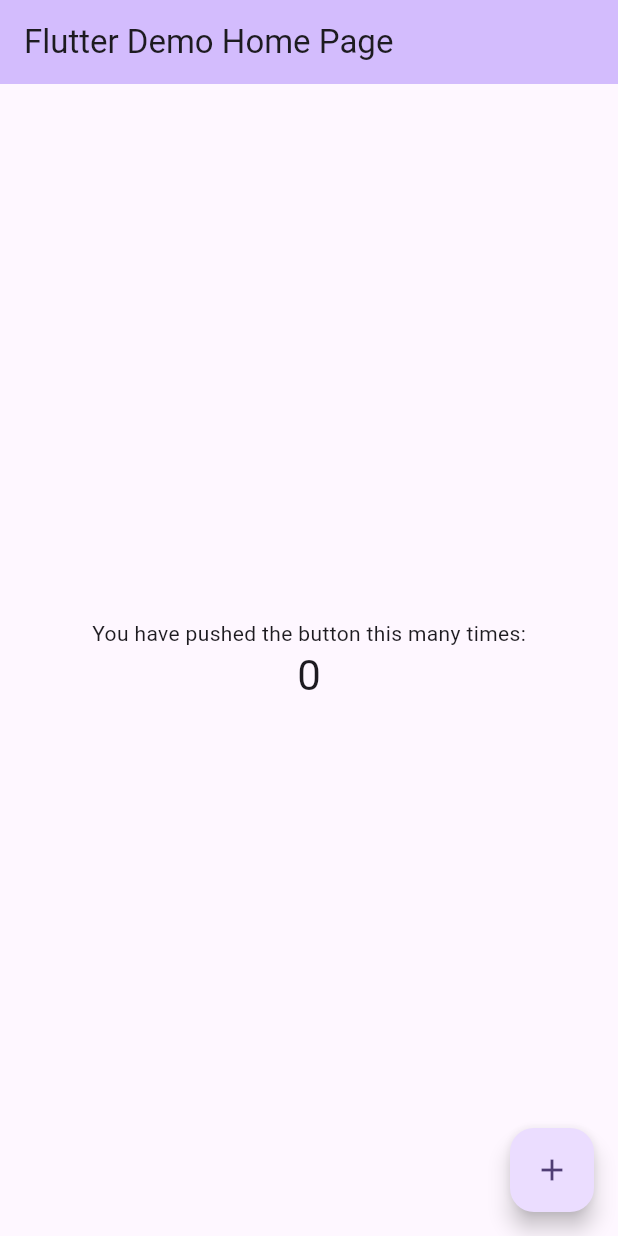
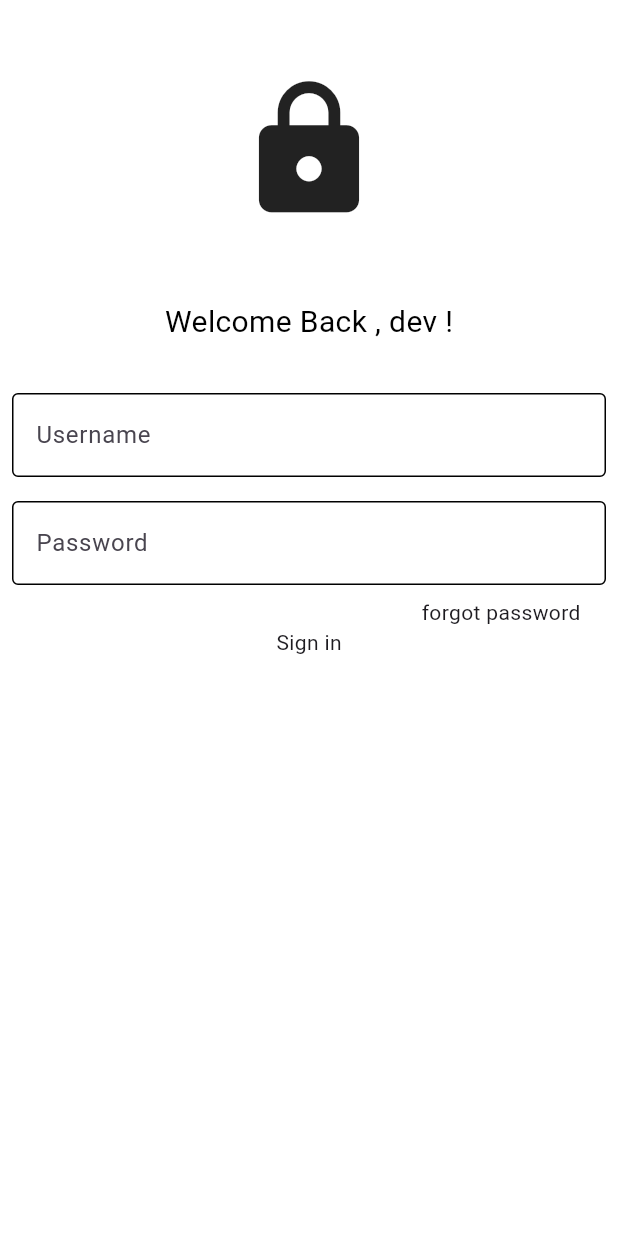
Before and after one commit to juggernaut03/flutter, a Flutter app: the screen it shows after launch, on a phone screen of 412 x 824 dp. Run offline on Flutter 3.47's test engine with Material 3 defaults, Android fonts, the phone set to English and light mode, and no system bars.

Commit message:
textfield and button

```diff
--- /dev/null
+++ b/widgets/demoapp/lib/components/my_Button.dart
@@ -0,0 +1,12 @@
+import 'package:flutter/material.dart';
+
+class MyButton extends StatelessWidget {
+  const MyButton({super.key});
+
+  @override
+  Widget build(BuildContext context) {
+    return Container(
+     child: Center(child: Text("Sign in"),),
+    );
+  }
+}
--- /dev/null
+++ b/widgets/demoapp/lib/components/my_texyfield.dart
@@ -0,0 +1,36 @@
+import 'package:flutter/material.dart';
+
+class MyTextfield extends StatelessWidget {
+  final controller;
+  final String hintText;
+  final bool obscuretext;
+
+  const MyTextfield({
+    super.key,
+    required this.controller,
+    required this.hintText,
+    required this.obscuretext,
+
+  });
+
+  @override
+  Widget build(BuildContext context) {
+    return   Padding(
+                    padding: const EdgeInsets.all(8.0),
+                    child: TextField(
+                      controller: controller,
+                      obscureText: obscuretext,
+                      decoration: InputDecoration(
+                        enabledBorder: OutlineInputBorder(
+                          borderSide: (BorderSide(color: Colors.black))
+                        ),
+                        focusedBorder: OutlineInputBorder(borderSide: BorderSide(color: Colors.grey)),
+                        fillColor: Colors.grey[300],
+                       hintText: hintText,
+                      ),
+                    ),
+                  );
+
+
+  }
+}
--- a/widgets/demoapp/lib/main.dart
+++ b/widgets/demoapp/lib/main.dart
@@ -1,125 +1,17 @@
+import 'package:demoapp/pages/login.dart';
 import 'package:flutter/material.dart';
 
 void main() {
-  runApp(const MyApp());
+  runApp(MyApp());
 }
 
 class MyApp extends StatelessWidget {
-  const MyApp({super.key});
-
-  // This widget is the root of your application.
   @override
   Widget build(BuildContext context) {
     return MaterialApp(
-      title: 'Flutter Demo',
-      theme: ThemeData(
-        // This is the theme of your application.
-        //
-        // TRY THIS: Try running your application with "flutter run". You'll see
-        // the application has a purple toolbar. Then, without quitting the app,
-        // try changing the seedColor in the colorScheme below to Colors.green
-        // and then invoke "hot reload" (save your changes or press the "hot
-        // reload" button in a Flutter-supported IDE, or press "r" if you used
-        // the command line to start the app).
-        //
-        // Notice that the counter didn't reset back to zero; the application
-        // state is not lost during the reload. To reset the state, use hot
-        // restart instead.
-        //
-        // This works for code too, not just values: Most code changes can be
-        // tested with just a hot reload.
-        colorScheme: ColorScheme.fromSeed(seedColor: Colors.deepPurple),
-        useMaterial3: true,
-      ),
-      home: const MyHomePage(title: 'Flutter Demo Home Page'),
+      title: 'Simple App',
+      home: Login(),
+
     );
   }
 }
-
-class MyHomePage extends StatefulWidget {
-  const MyHomePage({super.key, required this.title});
-
-  // This widget is the home page of your application. It is stateful, meaning
-  // that it has a State object (defined below) that contains fields that affect
-  // how it looks.
-
-  // This class is the configuration for the state. It holds the values (in this
-  // case the title) provided by the parent (in this case the App widget) and
-  // used by the build method of the State. Fields in a Widget subclass are
-  // always marked "final".
-
-  final String title;
-
-  @override
-  State<MyHomePage> createState() => _MyHomePageState();
-}
-
-class _MyHomePageState extends State<MyHomePage> {
-  int _counter = 0;
-
-  void _incrementCounter() {
-    setState(() {
-      // This call to setState tells the Flutter framework that something has
-      // changed in this State, which causes it to rerun the build method below
-      // so that the display can reflect the updated values. If we changed
-      // _counter without calling setState(), then the build method would not be
-      // called again, and so nothing would appear to happen.
-      _counter++;
-    });
-  }
-
-  @override
-  Widget build(BuildContext context) {
-    // This method is rerun every time setState is called, for instance as done
-    // by the _incrementCounter method above.
-    //
-    // The Flutter framework has been optimized to make rerunning build methods
-    // fast, so that you can just rebuild anything that needs updating rather
-    // than having to individually change instances of widgets.
-    return Scaffold(
-      appBar: AppBar(
-        // TRY THIS: Try changing the color here to a specific color (to
-        // Colors.amber, perhaps?) and trigger a hot reload to see the AppBar
-        // change color while the other colors stay the same.
-        backgroundColor: Theme.of(context).colorScheme.inversePrimary,
-        // Here we take the value from the MyHomePage object that was created by
-        // the App.build method, and use it to set our appbar title.
-        title: Text(widget.title),
-      ),
-      body: Center(
-        // Center is a layout widget. It takes a single child and positions it
-        // in the middle of the parent.
-        child: Column(
-          // Column is also a layout widget. It takes a list of children and
-          // arranges them vertically. By default, it sizes itself to fit its
-          // children horizontally, and tries to be as tall as its parent.
-          //
-          // Column has various properties to control how it sizes itself and
-          // how it positions its children. Here we use mainAxisAlignment to
-          // center the children vertically; the main axis here is the vertical
-          // axis because Columns are vertical (the cross axis would be
-          // horizontal).
-          //
-          // TRY THIS: Invoke "debug painting" (choose the "Toggle Debug Paint"
-          // action in the IDE, or press "p" in the console), to see the
-          // wireframe for each widget.
-          mainAxisAlignment: MainAxisAlignment.center,
-          children: <Widget>[
-            const Text(
-              'You have pushed the button this many times:',
-            ),
-            Text(
-              '$_counter',
-              style: Theme.of(context).textTheme.headlineMedium,
-            ),
-          ],
-        ),
-      ),
-      floatingActionButton: FloatingActionButton(
-        onPressed: _incrementCounter,
-        tooltip: 'Increment',
-        child: const Icon(Icons.add),
-      ), // This trailing comma makes auto-formatting nicer for build methods.
-    );
-  }
-}
--- /dev/null
+++ b/widgets/demoapp/lib/pages/login.dart
@@ -0,0 +1,74 @@
+import 'package:flutter/material.dart';
+import 'package:demoapp/components/my_texyfield.dart';
+import "package:demoapp/components/my_Button.dart";
+
+class Login extends StatelessWidget {
+   Login ({super.key});
+
+    final usernameController = TextEditingController();
+    final passController = TextEditingController();
+
+
+  @override
+  Widget build(BuildContext context) {
+    return  Scaffold(
+      backgroundColor: Colors.white,
+
+      body: SafeArea(
+
+        child: Center(
+          child: Column(children: [
+            SizedBox(height: 50,),
+                // logo
+              Icon(Icons.lock,
+              size: 100,),
+              SizedBox(height: 50,),
+
+               //welcome back
+                   Text(
+                    "Welcome Back , dev !",
+                    style:  TextStyle(color: Colors.black,
+                    fontSize: 20),
+
+                  ),
+ SizedBox(height: 25,),
+      //username
+
+      MyTextfield(
+        controller: usernameController,
+        obscuretext: false,
+        hintText: "Username",
+
+      ),
+      //pass
+      MyTextfield(
+        controller: passController,
+        obscuretext: false,
+        hintText: "Password",
+      ),
+      //forgot pass
+        Padding(
+          padding: const EdgeInsets.symmetric(horizontal: 25.0),
+          child: Row(
+            mainAxisAlignment: MainAxisAlignment.end,
+
+            children: [
+              Text("forgot password"),
+            ],
+          ),
+        ),
+      //sign in
+MyButton(),
+      // or continue
+
+      // google
+
+      // not a member
+          ],),
+        ),
+      ),
+
+
+    );
+  }
+}
--- a/widgets/demoapp/pubspec.yaml
+++ b/widgets/demoapp/pubspec.yaml
@@ -59,9 +59,9 @@ flutter:
   uses-material-design: true
 
   # To add assets to your application, add an assets section, like this:
-  # assets:
-  #   - images/a_dot_burr.jpeg
-  #   - images/a_dot_ham.jpeg
+  assets:
+    - lib/images/
+
 
   # An image asset can refer to one or more resolution-specific "variants", see
   # https://flutter.dev/assets-and-images/#resolution-aware
```
